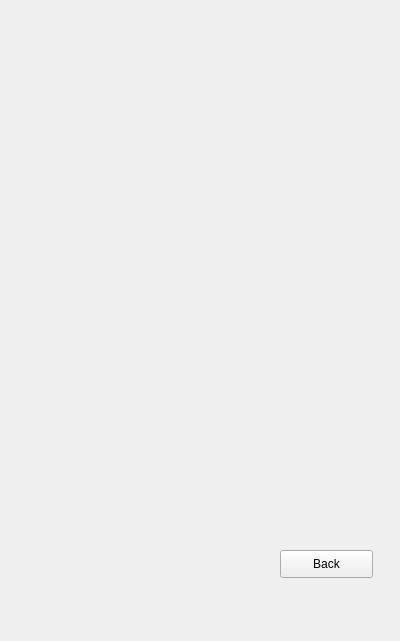
This is help.ui in daixu35/FlappyBird as Qt 5 draws it before an edit. The edited form follows.
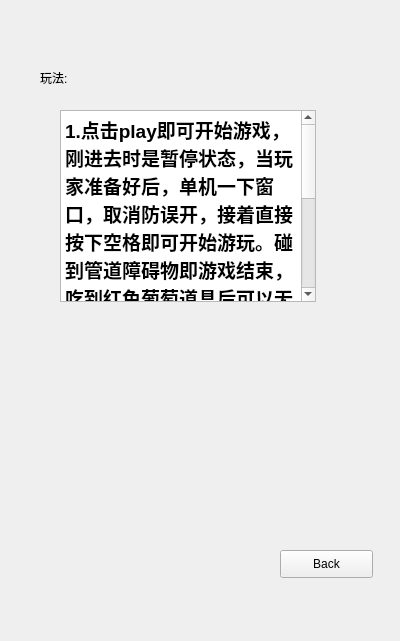
This is the edited form.

```diff
--- a/help.ui
+++ b/help.ui
@@ -26,6 +26,53 @@
     <string>Back</string>
    </property>
   </widget>
+  <widget class="QLabel" name="playEdu">
+   <property name="geometry">
+    <rect>
+     <x>40</x>
+     <y>70</y>
+     <width>72</width>
+     <height>15</height>
+    </rect>
+   </property>
+   <property name="text">
+    <string>玩法:</string>
+   </property>
+  </widget>
+  <widget class="QTextBrowser" name="eduText">
+   <property name="geometry">
+    <rect>
+     <x>60</x>
+     <y>110</y>
+     <width>256</width>
+     <height>192</height>
+    </rect>
+   </property>
+   <property name="html">
+    <string>&lt;!DOCTYPE HTML PUBLIC &quot;-//W3C//DTD HTML 4.0//EN&quot; &quot;http://www.w3.org/TR/REC-html40/strict.dtd&quot;&gt;
+&lt;html&gt;&lt;head&gt;&lt;meta name=&quot;qrichtext&quot; content=&quot;1&quot; /&gt;&lt;style type=&quot;text/css&quot;&gt;
+p, li { white-space: pre-wrap; }
+&lt;/style&gt;&lt;/head&gt;&lt;body style=&quot; font-family:'SimSun'; font-size:9pt; font-weight:400; font-style:normal;&quot;&gt;
+&lt;p style=&quot; margin-top:0px; margin-bottom:0px; margin-left:0px; margin-right:0px; -qt-block-indent:0; text-indent:0px;&quot;&gt;&lt;span style=&quot; font-size:14pt; font-weight:600;&quot;&gt;1.点击play即可开始游戏，刚进去时是暂停状态，当玩家准备好后，单机一下窗口，取消防误开，接着直接按下空格即可开始游玩。碰到管道障碍物即游戏结束，吃到红色葡萄道具后可以无敌一段时间。点击界面右下角Back退回到主界面。&lt;/span&gt;&lt;/p&gt;
+&lt;p style=&quot;-qt-paragraph-type:empty; margin-top:0px; margin-bottom:0px; margin-left:0px; margin-right:0px; -qt-block-indent:0; text-indent:0px; font-size:14pt; font-weight:600;&quot;&gt;&lt;br /&gt;&lt;/p&gt;
+&lt;p style=&quot; margin-top:0px; margin-bottom:0px; margin-left:0px; margin-right:0px; -qt-block-indent:0; text-indent:0px;&quot;&gt;&lt;span style=&quot; font-size:14pt; font-weight:600;&quot;&gt;2.点击Option进入设置界面，可以调整游戏的背景音乐。&lt;/span&gt;&lt;/p&gt;
+&lt;p style=&quot;-qt-paragraph-type:empty; margin-top:0px; margin-bottom:0px; margin-left:0px; margin-right:0px; -qt-block-indent:0; text-indent:0px; font-size:14pt; font-weight:600;&quot;&gt;&lt;br /&gt;&lt;/p&gt;
+&lt;p style=&quot; margin-top:0px; margin-bottom:0px; margin-left:0px; margin-right:0px; -qt-block-indent:0; text-indent:0px;&quot;&gt;&lt;span style=&quot; font-size:14pt; font-weight:600;&quot;&gt;3.点击Exit退出游戏。&lt;/span&gt;&lt;/p&gt;&lt;/body&gt;&lt;/html&gt;</string>
+   </property>
+  </widget>
+  <widget class="QLabel" name="mask">
+   <property name="geometry">
+    <rect>
+     <x>140</x>
+     <y>350</y>
+     <width>72</width>
+     <height>15</height>
+    </rect>
+   </property>
+   <property name="text">
+    <string> </string>
+   </property>
+  </widget>
  </widget>
  <resources/>
  <connections/>
```
